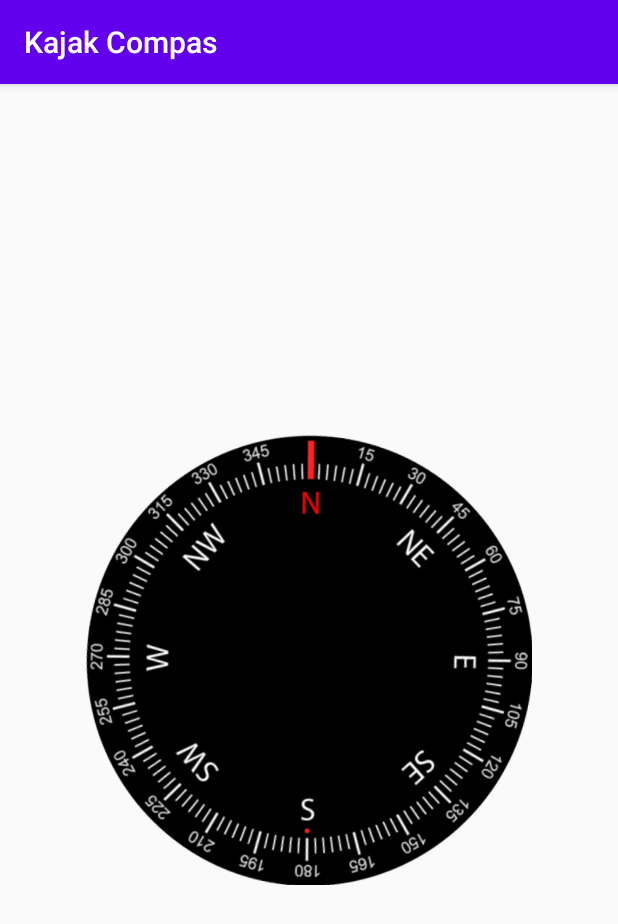
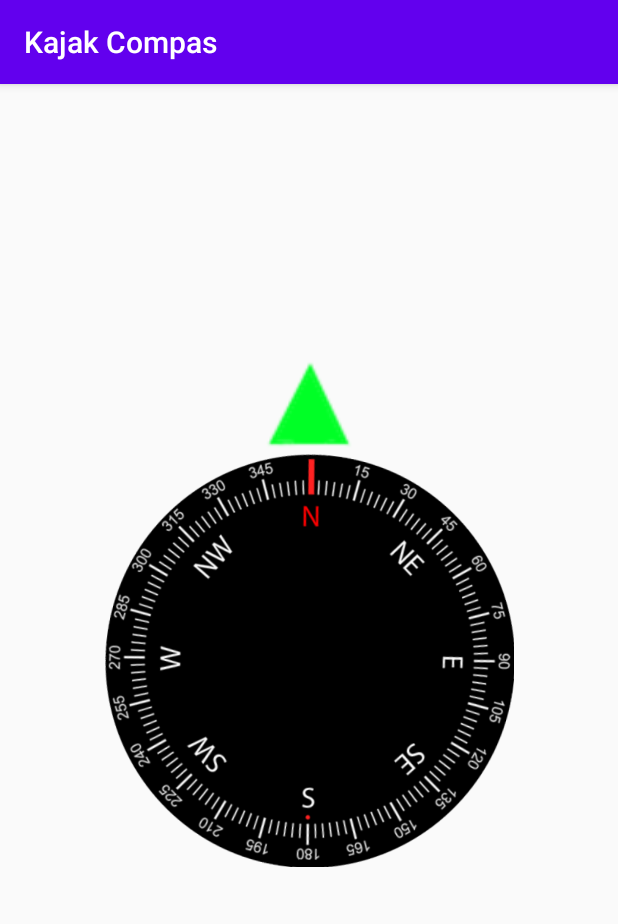
Before and after one commit to Rasje17/kajak_app, an Android app: the CompassActivity screen opened directly, with no data from a screen before it, on a phone screen of 412 x 824 dp. Shown: the top 924 px of the screen. Run offline under Robolectric (Android 15) with nearby library versions, the phone set to English and light mode, and no system bars.

Commit message:
added direction arrow with dummy functionality
do doo, implementing gps logging and handling of gps bearing and distance and going from point to point

```diff
--- a/app/src/main/java/com/example/kajakcompas/CompassActivity.java
+++ b/app/src/main/java/com/example/kajakcompas/CompassActivity.java
@@ -2,26 +2,123 @@ package com.example.kajakcompas;
 
 import androidx.appcompat.app.AppCompatActivity;
 
+import android.content.Context;
+import android.hardware.Sensor;
+import android.hardware.SensorEvent;
+import android.hardware.SensorEventListener;
+import android.hardware.SensorManager;
 import android.os.Bundle;
+import android.util.Log;
 import android.view.View;
 import android.widget.ImageView;
 
-public class CompassActivity extends AppCompatActivity {
+public class CompassActivity extends AppCompatActivity implements SensorEventListener {
+    private SensorManager sensorManager;
+    private final float[] accelerometerReading = new float[3];
+    private final float[] magnetometerReading = new float[3];
+
+    private final float[] rotationMatrix = new float[9];
+    private final float[] orientationAngles = new float[3];
+
+    private long timestamp = 0;
     ImageView compasrose;
+    ImageView direction;
 
+    float fixed_test_direction = (float) 90;
+    int testcount = 1;
     @Override
     protected void onCreate(Bundle savedInstanceState) {
         super.onCreate(savedInstanceState);
         setContentView(R.layout.activity_compass);
 
+        //getting the compas image vev on the activity
         compasrose = findViewById(R.id.compas_iw);
-        compasrose.setOnClickListener(new View.OnClickListener() {
-            @Override
-            public void onClick(View v) {
-                compasrose.setRotation(90);
-            }
-        });
+        direction = findViewById(R.id.direction);
+
+        //getting access to sensor manager
+        sensorManager = (SensorManager) getSystemService(Context.SENSOR_SERVICE);
 
     }
 
+    @Override
+    public void onAccuracyChanged(Sensor sensor, int accuracy) {
+        // Do something here if sensor accuracy changes.
+        // You must implement this callback in your code
+    }
+    @Override
+    protected void onResume() {
+        super.onResume();
+
+        // Get updates from the accelerometer and magnetometer at a constant rate.
+        // To make batch operations more efficient and reduce power consumption,
+        // provide support for delaying updates to the application.
+        //
+        // In this example, the sensor reporting delay is small enough such that
+        // the application receives an update before the system checks the sensor
+        // readings again.
+        Sensor accelerometer = sensorManager.getDefaultSensor(Sensor.TYPE_ACCELEROMETER);
+        if (accelerometer != null) {
+            sensorManager.registerListener(this, accelerometer,
+                    SensorManager.SENSOR_DELAY_NORMAL, SensorManager.SENSOR_DELAY_UI);
+        }
+        Sensor magneticField = sensorManager.getDefaultSensor(Sensor.TYPE_MAGNETIC_FIELD);
+        if (magneticField != null) {
+            sensorManager.registerListener(this, magneticField,
+                    SensorManager.SENSOR_DELAY_NORMAL, SensorManager.SENSOR_DELAY_UI);
+        }
+    }
+
+    @Override
+    protected void onPause() {
+        super.onPause();
+
+        // Don't receive any more updates from either sensor.
+        sensorManager.unregisterListener(this);
+    }
+
+    // Get readings from accelerometer and magnetometer. To simplify calculations,
+    // consider storing these readings as unit vectors.
+    @Override
+    public void onSensorChanged(SensorEvent event) {
+        if (event.sensor.getType() == Sensor.TYPE_ACCELEROMETER) {
+            System.arraycopy(event.values, 0, accelerometerReading,
+                    0, accelerometerReading.length);
+        } else if (event.sensor.getType() == Sensor.TYPE_MAGNETIC_FIELD) {
+            System.arraycopy(event.values, 0, magnetometerReading,
+                    0, magnetometerReading.length);
+        }
+        // use timestamp verifacatin to reduce amount of calculations
+        long check_time = System.currentTimeMillis();
+        if (timestamp < check_time -1000) {
+            updateOrientationAngles();
+            timestamp = check_time;
+        }
+    }
+
+    // Compute the three orientation angles based on the most recent readings from
+    // the device's accelerometer and magnetometer.
+    public void updateOrientationAngles() {
+        // Update rotation matrix, which is needed to update orientation angles.
+        SensorManager.getRotationMatrix(rotationMatrix, null,
+                accelerometerReading, magnetometerReading);
+
+        // "rotationMatrix" now has up-to-date information.
+
+        SensorManager.getOrientation(rotationMatrix, orientationAngles);
+
+        // "orientationAngles" now has up-to-date information.
+
+        compasrose.setRotation(convertToDegrees(orientationAngles[0]));
+        Log.d("azimut", String.valueOf(convertToDegrees(orientationAngles[0])));
+
+        direction.setRotation(convertToDegrees(orientationAngles[0]) + testcount);
+
+        testcount+= 5;
+
+    }
+    private float convertToDegrees(float radiansAngle){
+        float degreeangle = (float) (radiansAngle*(180/Math.PI));
+        return degreeangle;
+    }
+
 }
--- a/app/src/main/res/layout/activity_compass.xml
+++ b/app/src/main/res/layout/activity_compass.xml
@@ -8,11 +8,23 @@
 
     <ImageView
         android:id="@+id/compas_iw"
-        android:layout_width="300dp"
-        android:layout_height="300dp"
+        android:layout_width="275dp"
+        android:layout_height="275dp"
         app:layout_constraintBottom_toBottomOf="parent"
         app:layout_constraintEnd_toEndOf="parent"
         app:layout_constraintStart_toStartOf="parent"
         app:layout_constraintTop_toTopOf="parent"
         app:srcCompat="@drawable/compas" />
+
+    <ImageView
+        android:id="@+id/direction"
+        android:layout_width="400dp"
+        android:layout_height="400dp"
+        app:layout_constraintBottom_toBottomOf="parent"
+        app:layout_constraintEnd_toEndOf="parent"
+        app:layout_constraintHorizontal_bias="0.454"
+        app:layout_constraintStart_toStartOf="parent"
+        app:layout_constraintTop_toTopOf="parent"
+        app:layout_constraintVertical_bias="0.498"
+        app:srcCompat="@drawable/direction" />
 </androidx.constraintlayout.widget.ConstraintLayout>
```
Also changed, not shown: app/src/main/res/drawable/direction.png (added).
